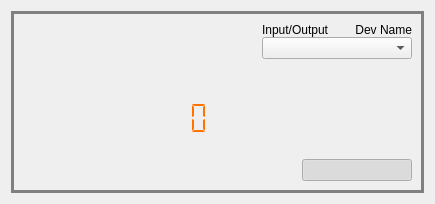
The window that plugins/swiot/ui/swiotdigitalchannel.ui (analogdevicesinc/scopy) describes before a commit, drawn with Qt 5.
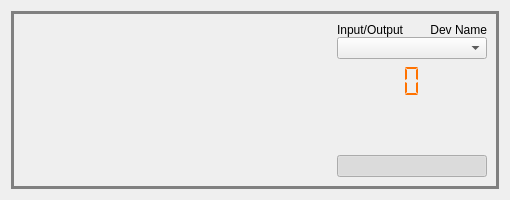
The same window after the commit. Custom widgets are drawn as their Qt base class.

The edit to the form file:
```diff
--- a/plugins/swiot/ui/swiotdigitalchannel.ui
+++ b/plugins/swiot/ui/swiotdigitalchannel.ui
@@ -6,8 +6,8 @@
    <rect>
     <x>0</x>
     <y>0</y>
-    <width>435</width>
-    <height>204</height>
+    <width>510</width>
+    <height>200</height>
    </rect>
   </property>
   <property name="sizePolicy">
@@ -16,6 +16,12 @@
     <verstretch>10</verstretch>
    </sizepolicy>
   </property>
+  <property name="minimumSize">
+   <size>
+    <width>0</width>
+    <height>185</height>
+   </size>
+  </property>
   <property name="windowTitle">
    <string>Form</string>
   </property>
@@ -28,7 +34,7 @@
      <property name="styleSheet">
       <string notr="true">QWidget#channelControlFrame{border: 3px solid grey;}</string>
      </property>
-     <layout class="QHBoxLayout" name="horizontalLayout_4" stretch="1,1,1">
+     <layout class="QHBoxLayout" name="horizontalLayout_4" stretch="3,1">
       <item>
        <widget class="scopy::Sismograph" name="sismograph">
         <property name="sizePolicy">
@@ -42,97 +48,6 @@
         </property>
        </widget>
       </item>
-      <item>
-       <layout class="QVBoxLayout" name="verticalLayout_2" stretch="2,0,1">
-        <property name="sizeConstraint">
-         <enum>QLayout::SetMaximumSize</enum>
-        </property>
-        <item>
-         <spacer name="verticalSpacer">
-          <property name="orientation">
-           <enum>Qt::Vertical</enum>
-          </property>
-          <property name="sizeHint" stdset="0">
-           <size>
-            <width>20</width>
-            <height>40</height>
-           </size>
-          </property>
-         </spacer>
-        </item>
-        <item>
-         <widget class="scopy::LcdNumber" name="lcdNumber">
-          <property name="sizePolicy">
-           <sizepolicy hsizetype="MinimumExpanding" vsizetype="MinimumExpanding">
-            <horstretch>0</horstretch>
-            <verstretch>0</verstretch>
-           </sizepolicy>
-          </property>
-          <property name="minimumSize">
-           <size>
-            <width>50</width>
-            <height>35</height>
-           </size>
-          </property>
-          <property name="styleSheet">
-           <string notr="true">QLCDNumber { color: #ff7200; }</string>
-          </property>
-          <property name="frameShape">
-           <enum>QFrame::NoFrame</enum>
-          </property>
-          <property name="digitCount">
-           <number>1</number>
-          </property>
-          <property name="segmentStyle">
-           <enum>QLCDNumber::Flat</enum>
-          </property>
-          <property name="value" stdset="0">
-           <double>0.000000000000000</double>
-          </property>
-          <property name="intValue" stdset="0">
-           <number>0</number>
-          </property>
-         </widget>
-        </item>
-        <item>
-         <widget class="scopy::CustomScale" name="scaleChannel" native="true">
-          <property name="sizePolicy">
-           <sizepolicy hsizetype="Minimum" vsizetype="Minimum">
-            <horstretch>150</horstretch>
-            <verstretch>100</verstretch>
-           </sizepolicy>
-          </property>
-          <property name="minimumSize">
-           <size>
-            <width>0</width>
-            <height>0</height>
-           </size>
-          </property>
-          <property name="font">
-           <font>
-            <pointsize>5</pointsize>
-            <kerning>true</kerning>
-           </font>
-          </property>
-          <property name="lowerBound" stdset="0">
-           <double>-0.100000000000000</double>
-          </property>
-          <property name="upperBound" stdset="0">
-           <double>0.100000000000000</double>
-          </property>
-          <property name="scaleMaxMajor" stdset="0">
-           <number>5</number>
-          </property>
-          <property name="scaleMaxMinor" stdset="0">
-           <number>5</number>
-          </property>
-          <property name="borderWidth" stdset="0">
-           <number>0</number>
-          </property>
-         </widget>
-        </item>
-       </layout>
-      </item>
       <item>
        <widget class="QWidget" name="rightWidget" native="true">
         <property name="minimumSize">
@@ -198,10 +113,60 @@
              <property name="orientation">
               <enum>Qt::Vertical</enum>
              </property>
+             <property name="sizeType">
+              <enum>QSizePolicy::Fixed</enum>
+             </property>
              <property name="sizeHint" stdset="0">
               <size>
-               <width>13</width>
-               <height>13</height>
+               <width>2</width>
+               <height>5</height>
+              </size>
+             </property>
+            </spacer>
+           </item>
+           <item>
+            <widget class="scopy::LcdNumber" name="lcdNumber">
+             <property name="sizePolicy">
+              <sizepolicy hsizetype="MinimumExpanding" vsizetype="Fixed">
+               <horstretch>0</horstretch>
+               <verstretch>0</verstretch>
+              </sizepolicy>
+             </property>
+             <property name="minimumSize">
+              <size>
+               <width>50</width>
+               <height>35</height>
+              </size>
+             </property>
+             <property name="styleSheet">
+              <string notr="true">QLCDNumber { color: #ff7200; }</string>
+             </property>
+             <property name="frameShape">
+              <enum>QFrame::NoFrame</enum>
+             </property>
+             <property name="digitCount">
+              <number>1</number>
+             </property>
+             <property name="segmentStyle">
+              <enum>QLCDNumber::Flat</enum>
+             </property>
+             <property name="value" stdset="0">
+              <double>0.000000000000000</double>
+             </property>
+             <property name="intValue" stdset="0">
+              <number>0</number>
+             </property>
+            </widget>
+           </item>
+           <item>
+            <spacer name="verticalSpacer">
+             <property name="orientation">
+              <enum>Qt::Vertical</enum>
+             </property>
+             <property name="sizeHint" stdset="0">
+              <size>
+               <width>2</width>
+               <height>2</height>
               </size>
              </property>
             </spacer>
@@ -226,19 +191,6 @@
               </property>
               <item>
                <layout class="QHBoxLayout" name="horizontalLayout_2">
-                <item>
-                 <spacer name="horizontalSpacer">
-                  <property name="orientation">
-                   <enum>Qt::Horizontal</enum>
-                  </property>
-                  <property name="sizeHint" stdset="0">
-                   <size>
-                    <width>40</width>
-                    <height>20</height>
-                   </size>
-                  </property>
-                 </spacer>
-                </item>
                 <item>
                  <widget class="scopy::CustomSwitch" name="customSwitch">
                   <property name="sizePolicy">
@@ -271,11 +223,6 @@
   </layout>
  </widget>
  <customwidgets>
-  <customwidget>
-   <class>QwtThermo</class>
-   <extends>QWidget</extends>
-   <header>qwt_thermo.h</header>
-  </customwidget>
   <customwidget>
    <class>scopy::CustomSwitch</class>
    <extends>QPushButton</extends>
@@ -292,11 +239,6 @@
    <header>sismograph.hpp</header>
    <container>1</container>
   </customwidget>
-  <customwidget>
-   <class>scopy::CustomScale</class>
-   <extends>QwtThermo</extends>
-   <header>customScale.hpp</header>
-  </customwidget>
  </customwidgets>
  <resources/>
  <connections/>
```
